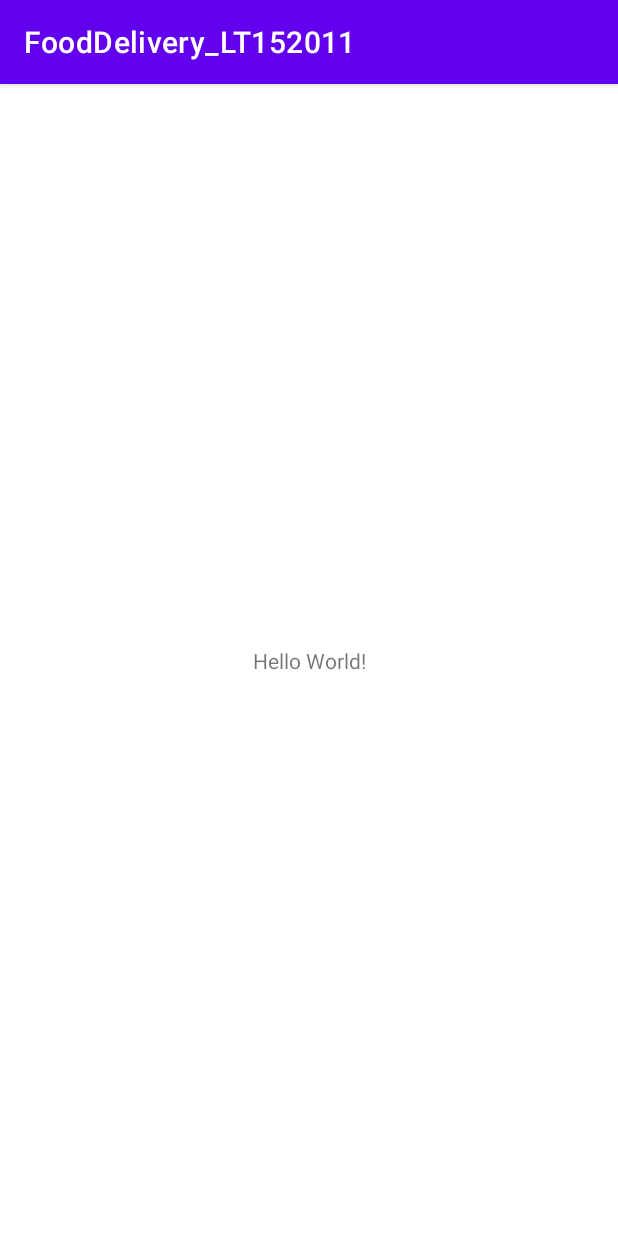
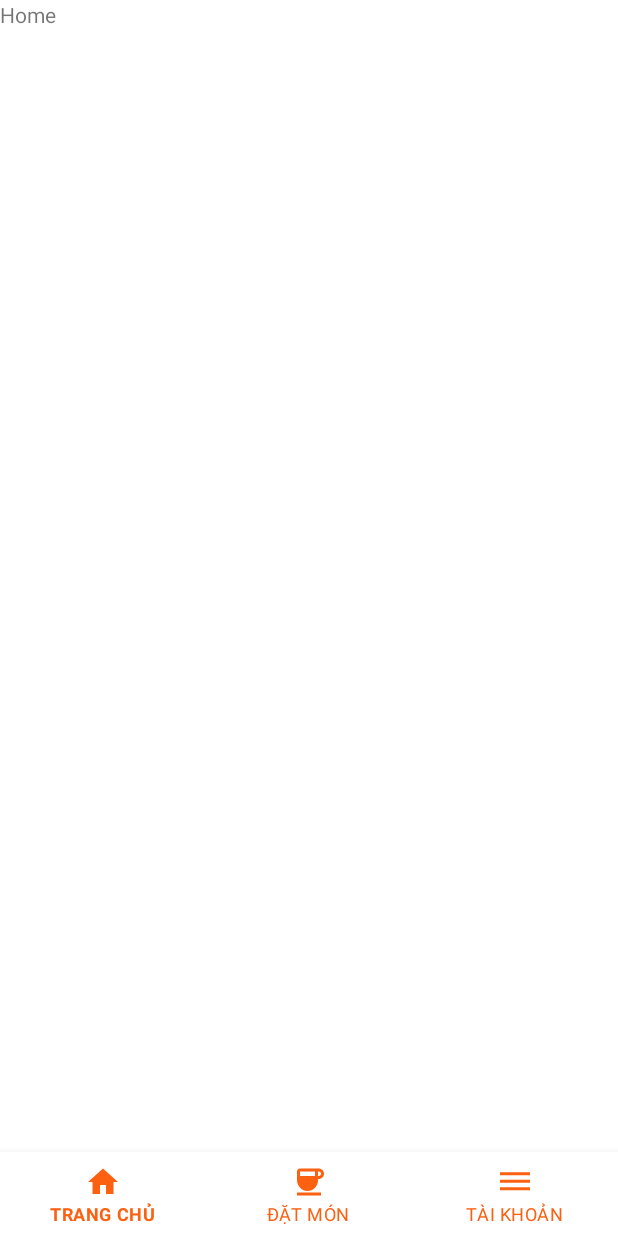
Before and after one commit to oldman14/FoodDelivery_LT15201, an Android app: the screen it shows after launch (MainActivity), on a phone screen of 412 x 824 dp. Run offline under Robolectric (Android 15) with nearby library versions, the phone set to English and light mode, and no system bars.

Commit message:
BottomNavigationView

```diff
--- a/app/build.gradle
+++ b/app/build.gradle
@@ -33,6 +33,7 @@ dependencies {
     implementation 'androidx.appcompat:appcompat:1.3.0'
     implementation 'com.google.android.material:material:1.3.0'
     implementation 'androidx.constraintlayout:constraintlayout:2.0.4'
+    implementation 'androidx.legacy:legacy-support-v4:1.0.0'
     testImplementation 'junit:junit:4.+'
     androidTestImplementation 'androidx.test.ext:junit:1.1.2'
     androidTestImplementation 'androidx.test.espresso:espresso-core:3.3.0'
--- /dev/null
+++ b/app/src/main/java/com/example/fooddelivery_lt152011/HomeScreen/HomeFragment.java
@@ -0,0 +1,66 @@
+package com.example.fooddelivery_lt152011.HomeScreen;
+
+import android.os.Bundle;
+
+import androidx.fragment.app.Fragment;
+
+import android.view.LayoutInflater;
+import android.view.View;
+import android.view.ViewGroup;
+
+import com.example.fooddelivery_lt152011.R;
+
+/**
+ * A simple {@link Fragment} subclass.
+ * Use the {@link HomeFragment#newInstance} factory method to
+ * create an instance of this fragment.
+ */
+public class HomeFragment extends Fragment {
+
+    // TODO: Rename parameter arguments, choose names that match
+    // the fragment initialization parameters, e.g. ARG_ITEM_NUMBER
+    private static final String ARG_PARAM1 = "param1";
+    private static final String ARG_PARAM2 = "param2";
+
+    // TODO: Rename and change types of parameters
+    private String mParam1;
+    private String mParam2;
+
+    public HomeFragment() {
+        // Required empty public constructor
+    }
+
+    /**
+     * Use this factory method to create a new instance of
+     * this fragment using the provided parameters.
+     *
+     * @param param1 Parameter 1.
+     * @param param2 Parameter 2.
+     * @return A new instance of fragment HomeFragment.
+     */
+    // TODO: Rename and change types and number of parameters
+    public static HomeFragment newInstance(String param1, String param2) {
+        HomeFragment fragment = new HomeFragment();
+        Bundle args = new Bundle();
+        args.putString(ARG_PARAM1, param1);
+        args.putString(ARG_PARAM2, param2);
+        fragment.setArguments(args);
+        return fragment;
+    }
+
+    @Override
+    public void onCreate(Bundle savedInstanceState) {
+        super.onCreate(savedInstanceState);
+        if (getArguments() != null) {
+            mParam1 = getArguments().getString(ARG_PARAM1);
+            mParam2 = getArguments().getString(ARG_PARAM2);
+        }
+    }
+
+    @Override
+    public View onCreateView(LayoutInflater inflater, ViewGroup container,
+                             Bundle savedInstanceState) {
+        // Inflate the layout for this fragment
+        return inflater.inflate(R.layout.fragment_home, container, false);
+    }
+}
--- a/app/src/main/java/com/example/fooddelivery_lt152011/MainActivity.java
+++ b/app/src/main/java/com/example/fooddelivery_lt152011/MainActivity.java
@@ -1,8 +1,17 @@
 package com.example.fooddelivery_lt152011;
 
+import androidx.annotation.NonNull;
 import androidx.appcompat.app.AppCompatActivity;
+import androidx.fragment.app.Fragment;
+import androidx.fragment.app.FragmentTransaction;
 
 import android.os.Bundle;
+import android.view.MenuItem;
+
+import com.example.fooddelivery_lt152011.AccountScreen.AccountFragment;
+import com.example.fooddelivery_lt152011.HomeScreen.HomeFragment;
+import com.example.fooddelivery_lt152011.ProductScreen.ProductFragment;
+import com.google.android.material.bottomnavigation.BottomNavigationView;
 
 public class MainActivity extends AppCompatActivity {
 
@@ -10,5 +19,36 @@ public class MainActivity extends AppCompatActivity {
     protected void onCreate(Bundle savedInstanceState) {
         super.onCreate(savedInstanceState);
         setContentView(R.layout.activity_main);
+        BottomNavigationView navigationView = findViewById(R.id.navigation);
+        navigationView.setOnNavigationItemSelectedListener(mOnNavigation);
+        loadFragment(new HomeFragment());
+    }
+    private BottomNavigationView.OnNavigationItemSelectedListener mOnNavigation
+            = new BottomNavigationView.OnNavigationItemSelectedListener() {
+        @Override
+        public boolean onNavigationItemSelected(@NonNull MenuItem item) {
+            Fragment fragment;
+            switch (item.getItemId()){
+                case R.id.navigation_home:
+                    fragment = new HomeFragment();
+                    loadFragment(fragment);
+                    return true;
+                case R.id.navigation_product:
+                    fragment = new ProductFragment();
+                    loadFragment(fragment);
+                    return true;
+                case R.id.navigation_account:
+                    fragment = new AccountFragment();
+                    loadFragment(fragment);
+                    return true;
+            }
+            return false;
+        }
+    };
+    private void loadFragment (Fragment fragment){
+        FragmentTransaction transaction = getSupportFragmentManager().beginTransaction();
+        transaction.replace(R.id.frame_container, fragment);
+        transaction.addToBackStack(null);
+        transaction.commit();
     }
 }
--- /dev/null
+++ b/app/src/main/res/drawable/ic_coffee_24.xml
@@ -0,0 +1,10 @@
+<vector xmlns:android="http://schemas.android.com/apk/res/android"
+    android:width="24dp"
+    android:height="24dp"
+    android:viewportWidth="24"
+    android:viewportHeight="24"
+    android:tint="?attr/colorControlNormal">
+  <path
+      android:fillColor="@android:color/white"
+      android:pathData="M18.5,3H6C4.9,3 4,3.9 4,5v5.71c0,3.83 2.95,7.18 6.78,7.29c3.96,0.12 7.22,-3.06 7.22,-7v-1h0.5c1.93,0 3.5,-1.57 3.5,-3.5S20.43,3 18.5,3zM16,5v3H6V5H16zM18.5,8H18V5h0.5C19.33,5 20,5.67 20,6.5S19.33,8 18.5,8zM4,19h16v2H4V19z"/>
+</vector>
--- /dev/null
+++ b/app/src/main/res/drawable/ic_dehaze_24.xml
@@ -0,0 +1,10 @@
+<vector xmlns:android="http://schemas.android.com/apk/res/android"
+    android:width="24dp"
+    android:height="24dp"
+    android:viewportWidth="24"
+    android:viewportHeight="24"
+    android:tint="?attr/colorControlNormal">
+  <path
+      android:fillColor="@android:color/white"
+      android:pathData="M2,15.5v2h20v-2L2,15.5zM2,10.5v2h20v-2L2,10.5zM2,5.5v2h20v-2L2,5.5z"/>
+</vector>
--- /dev/null
+++ b/app/src/main/res/drawable/ic_home_24.xml
@@ -0,0 +1,10 @@
+<vector xmlns:android="http://schemas.android.com/apk/res/android"
+    android:width="24dp"
+    android:height="24dp"
+    android:viewportWidth="24"
+    android:viewportHeight="24"
+    android:tint="?attr/colorControlNormal">
+  <path
+      android:fillColor="@android:color/white"
+      android:pathData="M10,20v-6h4v6h5v-8h3L12,3 2,12h3v8z"/>
+</vector>
--- a/app/src/main/res/layout/activity_main.xml
+++ b/app/src/main/res/layout/activity_main.xml
@@ -1,18 +1,26 @@
 <?xml version="1.0" encoding="utf-8"?>
-<androidx.constraintlayout.widget.ConstraintLayout xmlns:android="http://schemas.android.com/apk/res/android"
+<androidx.coordinatorlayout.widget.CoordinatorLayout
+    xmlns:android="http://schemas.android.com/apk/res/android"
     xmlns:app="http://schemas.android.com/apk/res-auto"
     xmlns:tools="http://schemas.android.com/tools"
     android:layout_width="match_parent"
     android:layout_height="match_parent"
     tools:context=".MainActivity">
 
-    <TextView
-        android:layout_width="wrap_content"
+    <FrameLayout
+        android:id="@+id/frame_container"
+        android:layout_width="match_parent"
+        android:layout_height="match_parent"
+        app:layout_behavior="@string/appbar_scrolling_view_behavior" />
+    <com.google.android.material.bottomnavigation.BottomNavigationView
+        android:id="@+id/navigation"
+        android:layout_width="match_parent"
         android:layout_height="wrap_content"
-        android:text="Hello World!"
-        app:layout_constraintBottom_toBottomOf="parent"
-        app:layout_constraintLeft_toLeftOf="parent"
-        app:layout_constraintRight_toRightOf="parent"
-        app:layout_constraintTop_toTopOf="parent" />
-
-</androidx.constraintlayout.widget.ConstraintLayout>
+        android:layout_gravity="bottom"
+        android:background="?android:attr/windowBackground"
+        app:itemBackground="@color/white"
+        android:foreground="?attr/selectableItemBackground"
+        app:itemIconTint="@color/orange_primary"
+        app:itemTextColor="@color/orange_primary"
+        app:menu="@menu/navigation" />
+</androidx.coordinatorlayout.widget.CoordinatorLayout>
--- /dev/null
+++ b/app/src/main/res/layout/fragment_home.xml
@@ -0,0 +1,14 @@
+<?xml version="1.0" encoding="utf-8"?>
+<FrameLayout xmlns:android="http://schemas.android.com/apk/res/android"
+    xmlns:tools="http://schemas.android.com/tools"
+    android:layout_width="match_parent"
+    android:layout_height="match_parent"
+    tools:context=".HomeScreen.HomeFragment">
+
+    <!-- TODO: Update blank fragment layout -->
+    <TextView
+        android:layout_width="match_parent"
+        android:layout_height="match_parent"
+        android:text="Home" />
+
+</FrameLayout>
--- /dev/null
+++ b/app/src/main/res/menu/navigation.xml
@@ -0,0 +1,18 @@
+<?xml version="1.0" encoding="utf-8"?>
+<menu xmlns:android="http://schemas.android.com/apk/res/android">
+    <item
+        android:id="@+id/navigation_home"
+        android:icon="@drawable/ic_home_24"
+        android:title="@string/title_home"
+        />
+    <item
+        android:id="@+id/navigation_product"
+        android:icon="@drawable/ic_coffee_24"
+        android:title="@string/title_product"
+        />
+    <item
+        android:id="@+id/navigation_account"
+        android:icon="@drawable/ic_dehaze_24"
+        android:title="@string/title_account"
+        />
+</menu>
--- a/app/src/main/res/values/colors.xml
+++ b/app/src/main/res/values/colors.xml
@@ -7,4 +7,11 @@
     <color name="teal_700">#FF018786</color>
     <color name="black">#FF000000</color>
     <color name="white">#FFFFFFFF</color>
+
+    <color name="orange_primary">#fc6011</color>
+    <color name="orange_light">#ff9245</color>
+    <color name="orange_dark">#c12c00</color>
+
+
+
 </resources>
--- a/app/src/main/res/values/strings.xml
+++ b/app/src/main/res/values/strings.xml
@@ -1,3 +1,10 @@
 <resources>
     <string name="app_name">FoodDelivery_LT152011</string>
+
+    <string name="title_home">TRANG CHỦ</string>
+    <string name="title_product">ĐẶT MÓN</string>
+    <string name="title_account">TÀI KHOẢN</string>
+    <!-- TODO: Remove or change this placeholder text -->
+    <string name="hello_blank_fragment">Hello blank fragment</string>
+
 </resources>
--- a/app/src/main/res/values/themes.xml
+++ b/app/src/main/res/values/themes.xml
@@ -1,9 +1,9 @@
 <resources xmlns:tools="http://schemas.android.com/tools">
     <!-- Base application theme. -->
-    <style name="Theme.FoodDelivery_LT152011" parent="Theme.MaterialComponents.DayNight.DarkActionBar">
+    <style name="Theme.FoodDelivery_LT152011" parent="Theme.MaterialComponents.DayNight.NoActionBar">
         <!-- Primary brand color. -->
-        <item name="colorPrimary">@color/purple_500</item>
-        <item name="colorPrimaryVariant">@color/purple_700</item>
+        <item name="colorPrimary">@color/orange_primary</item>
+        <item name="colorPrimaryVariant">@color/orange_dark</item>
         <item name="colorOnPrimary">@color/white</item>
         <!-- Secondary brand color. -->
         <item name="colorSecondary">@color/teal_200</item>
```
Also changed, not shown: app/src/main/java/com/example/fooddelivery_lt152011/AccountScreen/AccountFragment.java (added, +66 -0 lines), app/src/main/java/com/example/fooddelivery_lt152011/ProductScreen/ProductFragment.java (added, +66 -0 lines), app/src/main/res/layout/fragment_account.xml (added, +14 -0 lines), app/src/main/res/layout/fragment_product.xml (added, +14 -0 lines).
